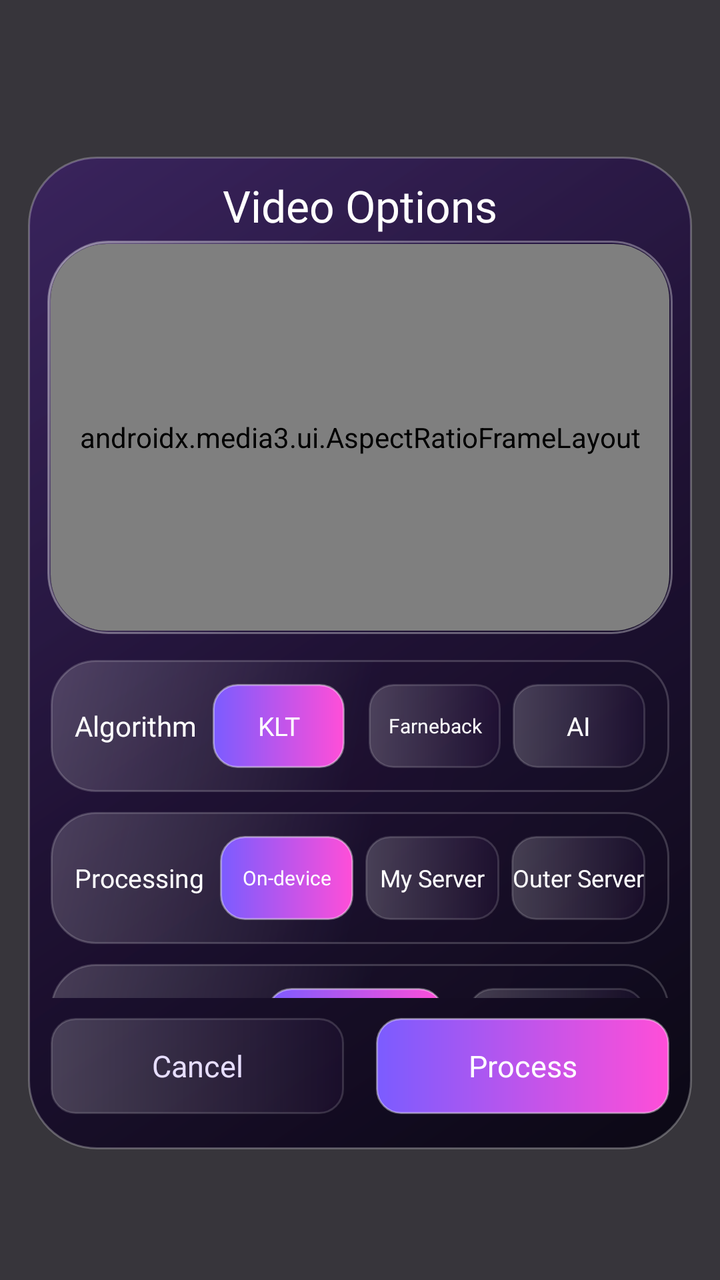
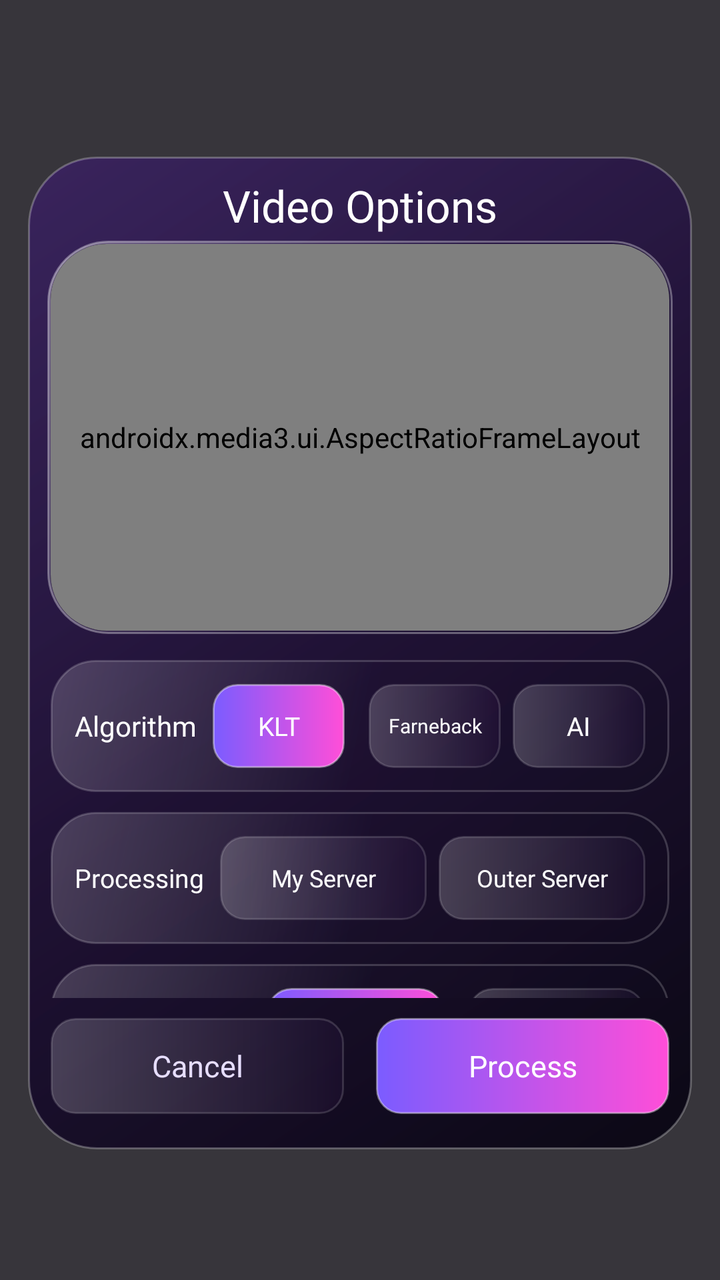

Compare the two renders of this Android layout. The source of the first and the diff that turns it into the second are given below.
<!-- AndroidManifest.xml: application theme Theme.BaseProject -->
<!-- res/layout/dialog_video_process_options.xml -->
<?xml version="1.0" encoding="utf-8"?>
<androidx.constraintlayout.widget.ConstraintLayout xmlns:android="http://schemas.android.com/apk/res/android"
    xmlns:app="http://schemas.android.com/apk/res-auto"
    android:layout_width="match_parent"
    android:layout_height="match_parent"
    android:animateLayoutChanges="true"
    android:background="#CC05030A">

    <View
        android:id="@+id/bgParent"
        android:layout_width="0dp"
        android:layout_height="0dp"
        android:layout_marginHorizontal="14dp"
        android:layout_marginTop="-10dp"
        android:layout_marginBottom="-18dp"
        android:background="@drawable/bg_modal_glass"
        app:layout_constraintBottom_toBottomOf="@id/buttonPanel"
        app:layout_constraintEnd_toEndOf="parent"
        app:layout_constraintStart_toStartOf="parent"
        app:layout_constraintTop_toTopOf="@id/tvTitle" />

    <TextView
        android:id="@+id/tvTitle"
        android:layout_width="0dp"
        android:layout_height="wrap_content"
        android:layout_marginHorizontal="32dp"
        android:layout_marginTop="30dp"
        android:ellipsize="end"
        android:fontFamily="@font/inter_black"
        android:gravity="center"
        android:maxLines="1"
        android:text="Video Options"
        android:textColor="@color/white"
        android:textSize="22sp"
        app:layout_constraintBottom_toBottomOf="parent"
        app:layout_constraintVertical_bias="0.1"
        app:layout_constraintEnd_toEndOf="parent"
        app:layout_constraintStart_toStartOf="parent"
        app:layout_constraintTop_toTopOf="parent" />


    <androidx.constraintlayout.utils.widget.ImageFilterView
        android:id="@+id/previewGlass"
        android:layout_width="0dp"
        android:layout_height="0dp"
        android:layout_marginStart="-2dp"
        android:layout_marginTop="-2dp"
        android:layout_marginEnd="-2dp"
        android:layout_marginBottom="-2dp"
        android:src="@drawable/bg_camera_glass_frame"
        app:layout_constraintBottom_toBottomOf="@id/videoPreviewCard"
        app:layout_constraintEnd_toEndOf="@id/videoPreviewCard"
        app:layout_constraintStart_toStartOf="@id/videoPreviewCard"
        app:layout_constraintTop_toTopOf="@id/videoPreviewCard"
        app:round="20dp" />

    <androidx.cardview.widget.CardView
        android:id="@+id/videoPreviewCard"
        android:layout_width="0dp"
        android:layout_height="0dp"
        android:layout_marginVertical="6dp"
        app:cardBackgroundColor="@android:color/black"
        app:cardCornerRadius="28dp"
        app:cardElevation="0dp"
        app:cardUseCompatPadding="false"
        app:layout_constraintBottom_toTopOf="@id/optionsScroll"
        app:layout_constraintDimensionRatio="16:10"
        app:layout_constraintEnd_toEndOf="parent"
        app:layout_constraintStart_toStartOf="parent"
        app:layout_constraintTop_toBottomOf="@id/tvTitle"
        app:layout_constraintWidth_percent="0.86">

        <FrameLayout
            android:layout_width="match_parent"
            android:layout_height="match_parent">

            <androidx.media3.ui.AspectRatioFrameLayout
                android:id="@+id/previewAspectFrame"
                android:layout_width="match_parent"
                android:layout_height="match_parent"
                app:resize_mode="fill">

                <TextureView
                    android:id="@+id/videoPreview"
                    android:layout_width="match_parent"
                    android:layout_height="match_parent" />

                <com.example.gnssandopticalflowapp.view.RoiOverlayView
                    android:id="@+id/roiOverlay"
                    android:layout_width="match_parent"
                    android:layout_height="match_parent"
                    android:visibility="gone" />

            </androidx.media3.ui.AspectRatioFrameLayout>

        </FrameLayout>

    </androidx.cardview.widget.CardView>

    <androidx.core.widget.NestedScrollView
        android:id="@+id/optionsScroll"
        android:layout_width="0dp"
        android:layout_height="0dp"
        android:layout_marginVertical="10dp"
        android:clipToPadding="false"
        android:fillViewport="false"
        android:overScrollMode="never"
        android:scrollbars="none"
        app:layout_constraintHeight_percent="0.28"
        app:layout_constraintBottom_toTopOf="@id/buttonPanel"
        app:layout_constraintEnd_toEndOf="parent"
        app:layout_constraintStart_toStartOf="parent"
        app:layout_constraintWidth_percent="0.86">

        <LinearLayout
            android:id="@+id/optionsPanel"
            android:layout_width="match_parent"
            android:layout_height="wrap_content"
            android:orientation="vertical">

            <LinearLayout
                android:id="@+id/algorithmCard"
                android:layout_width="match_parent"
                android:layout_height="66dp"
                android:layout_marginTop="10dp"
                android:background="@drawable/bg_glass_card"
                android:gravity="center_vertical"
                android:orientation="horizontal"
                android:paddingHorizontal="12dp">

                <TextView
                    android:id="@+id/tvAlgorithmLabel"
                    android:layout_width="wrap_content"
                    android:layout_height="wrap_content"
                    android:ellipsize="end"
                    android:fontFamily="@font/inter_black"
                    android:maxLines="1"
                    android:text="Algorithm"
                    android:textColor="@color/white"
                    android:textSize="14sp" />

                <TextView
                    android:id="@+id/btnAlgorithmKlt"
                    android:layout_width="0dp"
                    android:layout_height="42dp"
                    android:layout_marginStart="8dp"
                    android:layout_marginEnd="6dp"
                    android:layout_weight="1"
                    android:background="@drawable/bg_gradient_update_button_12"
                    android:fontFamily="@font/inter_black"
                    android:gravity="center"
                    android:maxLines="1"
                    android:text="KLT"
                    android:textColor="@color/white"
                    android:textSize="13sp" />

                <TextView
                    android:id="@+id/btnAlgorithmFarneback"
                    android:layout_width="0dp"
                    android:layout_height="42dp"
                    android:layout_marginStart="6dp"
                    android:layout_weight="1"
                    android:background="@drawable/bg_glass_chip"
                    android:fontFamily="@font/inter_black"
                    android:gravity="center"
                    android:maxLines="1"
                    android:text="Farneback"
                    android:textColor="@color/white"
                    android:textSize="10sp" />

                <TextView
                    android:id="@+id/btnAlgorithmAi"
                    android:layout_width="0dp"
                    android:layout_height="42dp"
                    android:layout_marginStart="6dp"
                    android:layout_weight="1"
                    android:background="@drawable/bg_glass_chip"
                    android:fontFamily="@font/inter_black"
                    android:gravity="center"
                    android:maxLines="1"
                    android:text="AI"
                    android:textColor="@color/white"
                    android:textSize="13sp" />

            </LinearLayout>

            <LinearLayout
                android:id="@+id/processingModeCard"
                android:layout_width="match_parent"
                android:layout_height="66dp"
                android:layout_marginTop="10dp"
                android:background="@drawable/bg_glass_card"
                android:gravity="center_vertical"
                android:orientation="horizontal"
                android:paddingHorizontal="12dp">

                <TextView
                    android:id="@+id/tvProcessingModeLabel"
                    android:layout_width="wrap_content"
                    android:layout_height="wrap_content"
                    android:ellipsize="end"
                    android:fontFamily="@font/inter_black"
                    android:maxLines="1"
                    android:text="Processing"
                    android:textColor="@color/white"
                    android:textSize="13sp" />

                <TextView
                    android:id="@+id/btnProcessingOffline"
                    android:layout_width="0dp"
                    android:layout_height="42dp"
                    android:layout_marginStart="8dp"
                    android:layout_marginEnd="6dp"
                    android:layout_weight="1"
                    android:background="@drawable/bg_gradient_update_button_12"
                    android:fontFamily="@font/inter_black"
                    android:gravity="center"
                    android:maxLines="1"
                    android:text="On-device"
                    android:textColor="@color/white"
                    android:textSize="10sp" />

                <TextView
                    android:id="@+id/btnProcessingMyServer"
                    android:layout_width="0dp"
                    android:layout_height="42dp"
                    android:layout_weight="1"
                    android:layout_marginEnd="6dp"
                    android:background="@drawable/bg_glass_chip"
                    android:fontFamily="@font/inter_black"
                    android:gravity="center"
                    android:maxLines="1"
                    android:text="My Server"
                    android:textColor="@color/white"
                    android:textSize="12sp" />

                <TextView
                    android:id="@+id/btnProcessingOuterServer"
                    android:layout_width="0dp"
                    android:layout_height="42dp"
                    android:layout_weight="1"
                    android:background="@drawable/bg_glass_chip"
                    android:fontFamily="@font/inter_black"
                    android:gravity="center"
                    android:maxLines="1"
                    android:text="Outer Server"
                    android:textColor="@color/white"
                    android:textSize="12sp" />

            </LinearLayout>


            <LinearLayout
                android:id="@+id/farnebackViewCard"
                android:layout_width="match_parent"
                android:layout_height="66dp"
                android:layout_marginTop="10dp"
                android:background="@drawable/bg_glass_card"
                android:gravity="center_vertical"
                android:orientation="horizontal"
                android:paddingHorizontal="12dp">

                <TextView
                    android:id="@+id/tvFarnebackViewLabel"
                    android:layout_width="88dp"
                    android:layout_height="wrap_content"
                    android:ellipsize="end"
                    android:fontFamily="@font/inter_black"
                    android:maxLines="1"
                    android:text="Display"
                    android:textColor="@color/white"
                    android:textSize="14sp" />

                <TextView
                    android:id="@+id/btnFarnebackVectors"
                    android:layout_width="0dp"
                    android:layout_height="42dp"
                    android:layout_marginStart="8dp"
                    android:layout_marginEnd="6dp"
                    android:layout_weight="1"
                    android:background="@drawable/bg_gradient_update_button_12"
                    android:fontFamily="@font/inter_black"
                    android:gravity="center"
                    android:maxLines="1"
                    android:text="Vector"
                    android:textColor="@color/white"
                    android:textSize="13sp" />

                <TextView
                    android:id="@+id/btnFarnebackHeatmap"
                    android:layout_width="0dp"
                    android:layout_height="42dp"
                    android:layout_marginStart="6dp"
                    android:layout_weight="1"
                    android:background="@drawable/bg_glass_chip"
                    android:fontFamily="@font/inter_black"
                    android:gravity="center"
                    android:maxLines="1"
                    android:text="Heatmap"
                    android:textColor="@color/white"
                    android:textSize="12sp" />

            </LinearLayout>

            <LinearLayout
                android:id="@+id/motionCard"
                android:layout_width="match_parent"
                android:layout_height="66dp"
                android:layout_marginTop="10dp"
                android:background="@drawable/bg_glass_card"
                android:gravity="center_vertical"
                android:orientation="horizontal"
                android:paddingHorizontal="12dp">

                <TextView
                    android:id="@+id/tvMotionLabel"
                    android:layout_width="88dp"
                    android:layout_height="wrap_content"
                    android:fontFamily="@font/inter_black"
                    android:text="Motion"
                    android:textColor="@color/white"
                    android:textSize="14sp" />

                <TextView
                    android:id="@+id/btnMotionStill"
                    android:layout_width="0dp"
                    android:layout_height="42dp"
                    android:layout_marginStart="8dp"
                    android:layout_marginEnd="6dp"
                    android:layout_weight="1"
                    android:background="@drawable/bg_gradient_update_button_12"
                    android:fontFamily="@font/inter_black"
                    android:gravity="center"
                    android:maxLines="1"
                    android:text="Still"
                    android:textColor="@color/white"
                    android:textSize="12sp" />

                <TextView
                    android:id="@+id/btnMotionMoving"
                    android:layout_width="0dp"
                    android:layout_height="42dp"
                    android:layout_marginStart="6dp"
                    android:layout_weight="1"
                    android:background="@drawable/bg_glass_chip"
                    android:fontFamily="@font/inter_black"
                    android:gravity="center"
                    android:maxLines="1"
                    android:text="Move"
                    android:textColor="@color/white"
                    android:textSize="12sp" />

            </LinearLayout>

            <LinearLayout
                android:id="@+id/roiCard"
                android:layout_width="match_parent"
                android:layout_height="66dp"
                android:layout_marginTop="10dp"
                android:background="@drawable/bg_glass_card"
                android:gravity="center_vertical"
                android:orientation="horizontal"
                android:paddingHorizontal="12dp">

                <TextView
                    android:id="@+id/tvRoiLabel"
                    android:layout_width="88dp"
                    android:layout_height="wrap_content"
                    android:fontFamily="@font/inter_black"
                    android:text="ROI"
                    android:textColor="@color/white"
                    android:textSize="14sp" />

                <TextView
                    android:id="@+id/btnRoiSelect"
                    android:layout_width="0dp"
                    android:layout_height="42dp"
                    android:layout_marginStart="8dp"
                    android:layout_marginEnd="6dp"
                    android:layout_weight="1"
                    android:background="@drawable/bg_glass_chip"
                    android:fontFamily="@font/inter_black"
                    android:gravity="center"
                    android:maxLines="1"
                    android:text="Select"
                    android:textColor="@color/white"
                    android:textSize="13sp" />

                <TextView
                    android:id="@+id/btnRoiFull"
                    android:layout_width="0dp"
                    android:layout_height="42dp"
                    android:layout_marginStart="6dp"
                    android:layout_weight="1"
                    android:background="@drawable/bg_gradient_update_button_12"
                    android:fontFamily="@font/inter_black"
                    android:gravity="center"
                    android:maxLines="1"
                    android:text="Full"
                    android:textColor="@color/white"
                    android:textSize="13sp" />

            </LinearLayout>

            <LinearLayout
                android:id="@+id/sensitivityCard"
                android:layout_width="match_parent"
                android:layout_height="86dp"
                android:layout_marginTop="10dp"
                android:background="@drawable/bg_glass_card"
                android:gravity="center_vertical"
                android:orientation="vertical"
                android:paddingHorizontal="14dp">

                <TextView
                    android:id="@+id/tvSensitivity"
                    android:layout_width="match_parent"
                    android:layout_height="wrap_content"
                    android:fontFamily="@font/inter_extra_bold"
                    android:text="Sensitivity: 50"
                    android:textColor="@color/white"
                    android:textSize="13sp" />

                <SeekBar
                    android:id="@+id/sensitivityBar"
                    android:layout_width="match_parent"
                    android:layout_height="34dp"
                    android:layout_marginTop="4dp"
                    android:max="100"
                    android:maxHeight="7dp"
                    android:minHeight="7dp"
                    android:progress="50"
                    android:progressDrawable="@drawable/seekbar_glass_purple"
                    android:thumb="@drawable/ripple_glow_purple_thumb" />

            </LinearLayout>

        </LinearLayout>

    </androidx.core.widget.NestedScrollView>

    <LinearLayout
        android:id="@+id/buttonPanel"
        android:layout_width="0dp"
        android:layout_height="48dp"
      app:layout_constraintVertical_bias="0.86"
        android:orientation="horizontal"
        app:layout_constraintBottom_toBottomOf="parent"
        app:layout_constraintEnd_toEndOf="@id/optionsScroll"
        app:layout_constraintTop_toTopOf="parent"
        app:layout_constraintStart_toStartOf="@id/optionsScroll">

        <TextView
            android:id="@+id/tvCancel"
            android:layout_width="0dp"
            android:layout_height="match_parent"
            android:layout_marginEnd="8dp"
            android:layout_weight="1"
            android:background="@drawable/bg_glass_chip"
            android:clickable="true"
            android:focusable="true"
            android:fontFamily="@font/inter_black"
            android:gravity="center"
            android:text="Cancel"
            android:textColor="#E7DEFF"
            android:textSize="15sp" />

        <TextView
            android:id="@+id/tvApply"
            android:layout_width="0dp"
            android:layout_height="match_parent"
            android:layout_marginStart="8dp"
            android:layout_weight="1"
            android:background="@drawable/bg_gradient_update_button_12"
            android:clickable="true"
            android:ellipsize="end"
            android:focusable="true"
            android:fontFamily="@font/inter_black"
            android:gravity="center"
            android:maxLines="1"
            android:paddingHorizontal="10dp"
            android:text="Process"
            android:textColor="@color/white"
            android:textSize="15sp" />

    </LinearLayout>

</androidx.constraintlayout.widget.ConstraintLayout>
<!-- resources referenced by this layout -->
<resources>
  <color name="white">#FFFFFFFF</color>
  <!-- drawable bg_camera_glass_frame (drawable) -->
  <?xml version="1.0" encoding="utf-8"?>
  <shape xmlns:android="http://schemas.android.com/apk/res/android">
      <gradient
          android:angle="315"
          android:centerColor="#33251348"
          android:endColor="#66120928"
          android:startColor="#55FFFFFF" />
      <corners android:radius="30dp" />
      <stroke
          android:width="1dp"
          android:color="#55FFFFFF" />
  </shape>
  <!-- drawable bg_glass_card (drawable) -->
  <?xml version="1.0" encoding="utf-8"?>
  <shape xmlns:android="http://schemas.android.com/apk/res/android">
      <gradient
          android:angle="315"
          android:centerColor="#221C1230"
          android:endColor="#33100820"
          android:startColor="#30FFFFFF" />
      <corners android:radius="22dp" />
      <stroke
          android:width="1dp"
          android:color="#2EFFFFFF" />
  </shape>
  <!-- drawable bg_glass_chip (drawable) -->
  <?xml version="1.0" encoding="utf-8"?>
  <shape xmlns:android="http://schemas.android.com/apk/res/android">
      <gradient
          android:angle="0"
          android:endColor="#223A185B"
          android:startColor="#33FFFFFF" />
      <corners android:radius="12dp" />
      <stroke
          android:width="1dp"
          android:color="#26FFFFFF" />
  </shape>
  <!-- drawable bg_gradient_update_button_12 (drawable) -->
  <?xml version="1.0" encoding="utf-8"?>
  <ripple xmlns:android="http://schemas.android.com/apk/res/android"
      android:color="#55FFFFFF">
      <item>
          <shape android:shape="rectangle">
              <gradient
                  android:angle="0"
                  android:endColor="#FF4ED8"
                  android:startColor="#7B5CFF" />
              <corners android:radius="12dp" />
              <stroke
                  android:width="1dp"
                  android:color="#66FFFFFF" />
          </shape>
      </item>
  </ripple>
  <!-- drawable bg_modal_glass (drawable) -->
  <?xml version="1.0" encoding="utf-8"?>
  <shape xmlns:android="http://schemas.android.com/apk/res/android">
      <gradient
          android:angle="315"
          android:centerColor="#E51C0D33"
          android:endColor="#F1080512"
          android:startColor="#C93A1F66" />
      <corners android:radius="34dp" />
      <stroke
          android:width="1dp"
          android:color="#44FFFFFF" />
  </shape>
  <!-- drawable ripple_glow_purple_thumb (drawable) -->
  <?xml version="1.0" encoding="utf-8"?>
  <ripple xmlns:android="http://schemas.android.com/apk/res/android"
      android:color="#44FF4ED8">
      <item>
          <shape android:shape="oval">
              <size
                  android:width="22dp"
                  android:height="22dp" />
              <gradient
                  android:angle="315"
                  android:endColor="#FF4ED8"
                  android:startColor="#8A5CFF" />
              <stroke
                  android:width="2dp"
                  android:color="#E6FFFFFF" />
          </shape>
      </item>
  </ripple>
  <style name="Theme.BaseProject" parent="Base.Theme.BaseProject" />
  <style name="Base.Theme.BaseProject" parent="Theme.MaterialComponents.Light.NoActionBar">
          
          <item name="colorPrimary">@color/purple_500</item>
          <item name="colorPrimaryVariant">@color/purple_700</item>
          <item name="colorOnPrimary">@color/white</item>
          
          <item name="colorSecondary">@color/teal_200</item>
          <item name="colorSecondaryVariant">@color/teal_700</item>
          <item name="colorOnSecondary">@color/black</item>
          
          <item name="android:statusBarColor">?attr/colorPrimaryVariant</item>
          
          
          <item name="android:colorControlHighlight">@color/ripple_color_main</item>
      </style>
  <color name="purple_500">#FF6200EE</color>
  <color name="purple_700">#FF3700B3</color>
  <color name="teal_200">#FF03DAC5</color>
  <color name="teal_700">#FF018786</color>
  <color name="black">#FF000000</color>
  <color name="ripple_color_main">#2DE14EFE</color>
  <!-- unchanged entries left out for length: 1 -->
</resources>

<!-- the commit's change to res/layout/dialog_video_process_options.xml (unified diff, before → after) -->
@@ -205,26 +205,27 @@
                     android:textColor="@color/white"
                     android:textSize="13sp" />
 
-                <TextView
-                    android:id="@+id/btnProcessingOffline"
-                    android:layout_width="0dp"
-                    android:layout_height="42dp"
+
+
+
+
+
+
+
+
+
+
+
+
+
+
+
+                <TextView
+                    android:id="@+id/btnProcessingMyServer"
+                    android:layout_width="0dp"
+                    android:layout_height="42dp"
+                    android:layout_weight="1"
                     android:layout_marginStart="8dp"
-                    android:layout_marginEnd="6dp"
-                    android:layout_weight="1"
-                    android:background="@drawable/bg_gradient_update_button_12"
-                    android:fontFamily="@font/inter_black"
-                    android:gravity="center"
-                    android:maxLines="1"
-                    android:text="On-device"
-                    android:textColor="@color/white"
-                    android:textSize="10sp" />
-
-                <TextView
-                    android:id="@+id/btnProcessingMyServer"
-                    android:layout_width="0dp"
-                    android:layout_height="42dp"
-                    android:layout_weight="1"
                     android:layout_marginEnd="6dp"
                     android:background="@drawable/bg_glass_chip"
                     android:fontFamily="@font/inter_black"
